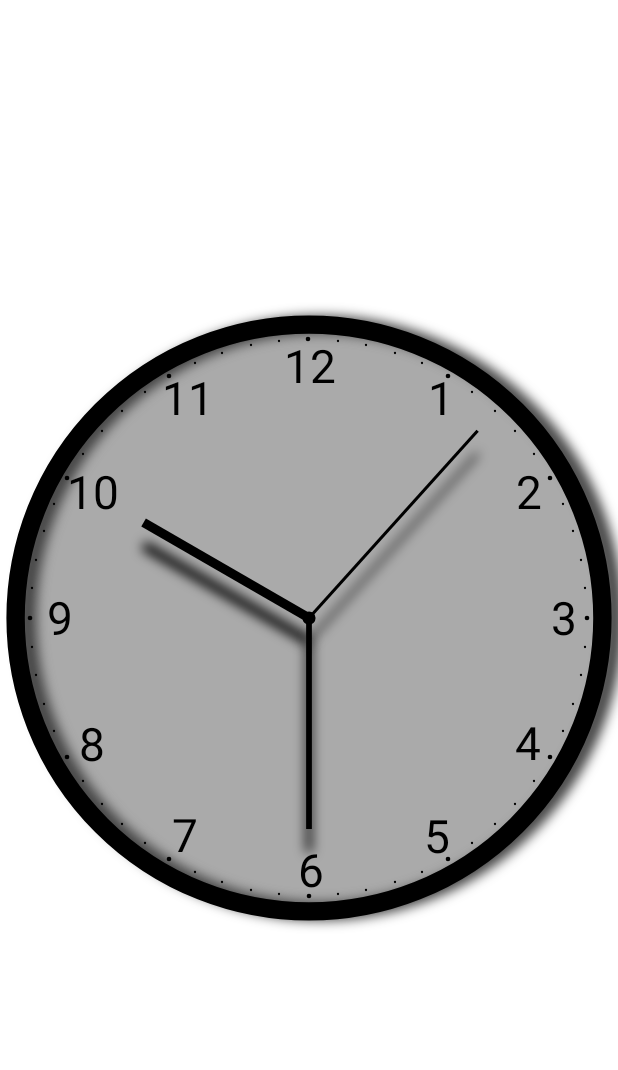
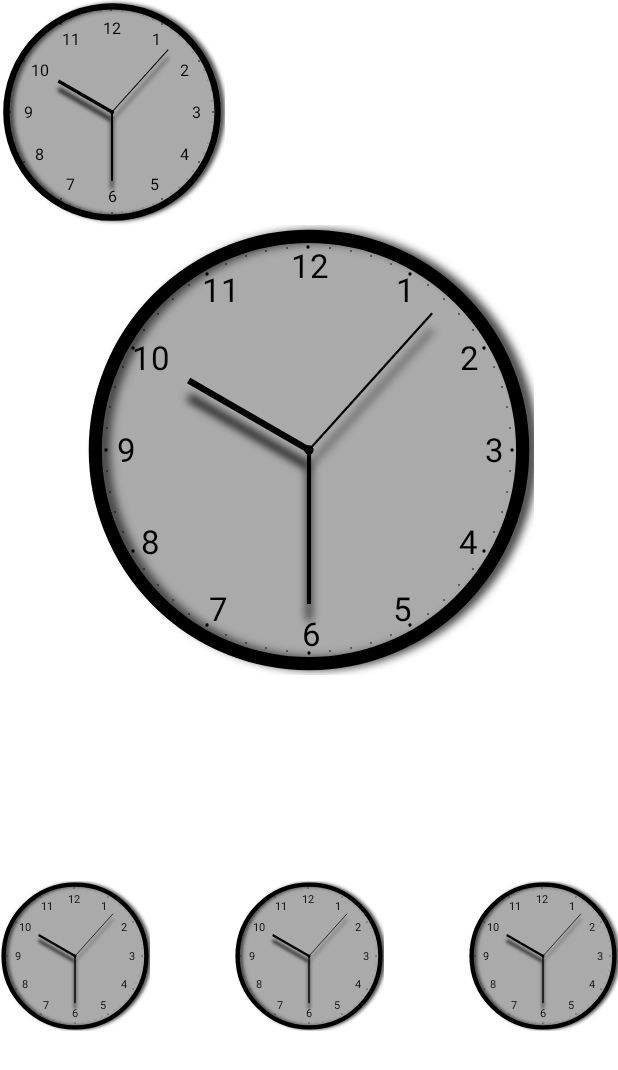
Before and after one commit to AlyonaRulezzz/VK_19_03, an Android app: the screen it shows after launch (MainActivity), on a phone screen of 412 x 824 dp. Shown: the top 1070 px of the screen. Run offline under Robolectric (Android 15) with nearby library versions, the phone set to English and light mode, and no system bars.

```diff
--- a/app/src/main/res/layout/activity_main.xml
+++ b/app/src/main/res/layout/activity_main.xml
@@ -8,11 +8,43 @@
     android:background="#FFFFFF">
 
     <com.example.analogclock.ClockView
-        android:layout_width="wrap_content"
-        android:layout_height="wrap_content"
+        android:id="@+id/clock1"
+        android:layout_width="150dp"
+        android:layout_height="150dp"
+        app:layout_constraintStart_toStartOf="parent"
+        app:layout_constraintTop_toTopOf="parent" />
+
+    <com.example.analogclock.ClockView
+        android:id="@+id/clock2"
+        android:layout_width="300dp"
+        android:layout_height="300dp"
+        app:layout_constraintStart_toStartOf="parent"
+        app:layout_constraintEnd_toEndOf="parent"
+        app:layout_constraintTop_toBottomOf="@+id/clock1"/>
+
+    <com.example.analogclock.ClockView
+        android:id="@+id/clock3"
+        android:layout_width="100dp"
+        android:layout_height="100dp"
+        app:layout_constraintBottom_toBottomOf="parent"
+        app:layout_constraintStart_toStartOf="parent"
+        app:layout_constraintTop_toBottomOf="@+id/clock2" />
+
+    <com.example.analogclock.ClockView
+        android:id="@+id/clock4"
+        android:layout_width="100dp"
+        android:layout_height="100dp"
         app:layout_constraintBottom_toBottomOf="parent"
         app:layout_constraintEnd_toEndOf="parent"
         app:layout_constraintStart_toStartOf="parent"
-        app:layout_constraintTop_toTopOf="parent" />
+        app:layout_constraintTop_toBottomOf="@+id/clock2" />
+
+    <com.example.analogclock.ClockView
+        android:id="@+id/clock5"
+        android:layout_width="100dp"
+        android:layout_height="100dp"
+        app:layout_constraintBottom_toBottomOf="parent"
+        app:layout_constraintEnd_toEndOf="parent"
+        app:layout_constraintTop_toBottomOf="@+id/clock2" />
 
 </androidx.constraintlayout.widget.ConstraintLayout>
```
Also changed, not shown: 3 other files.
